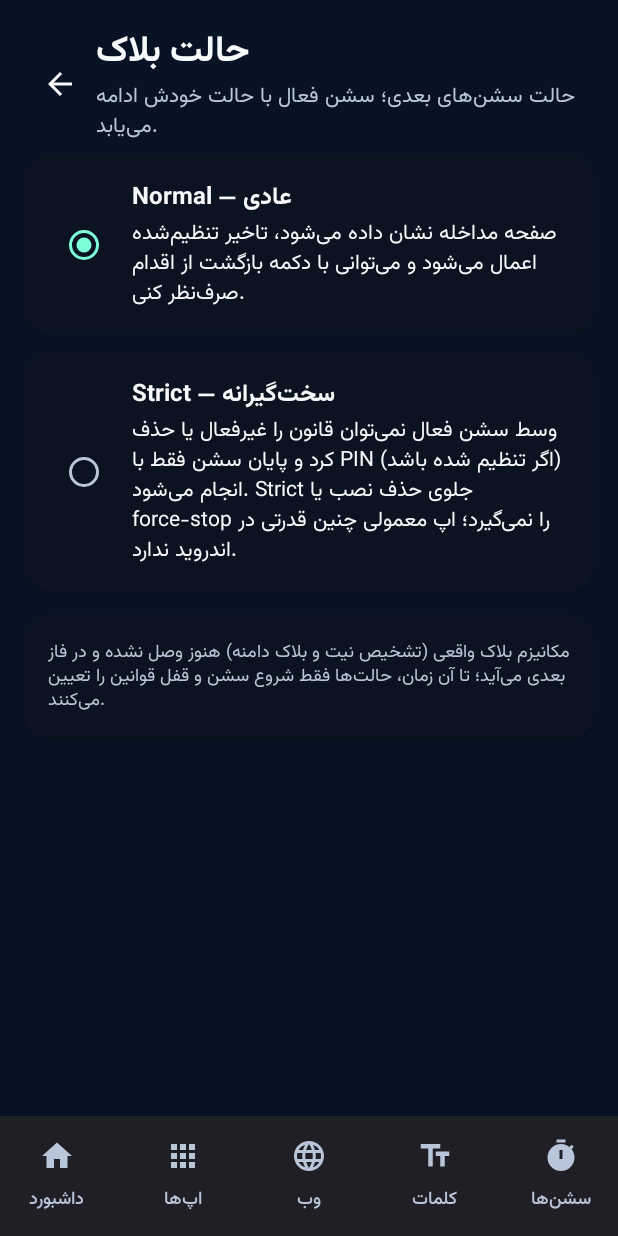
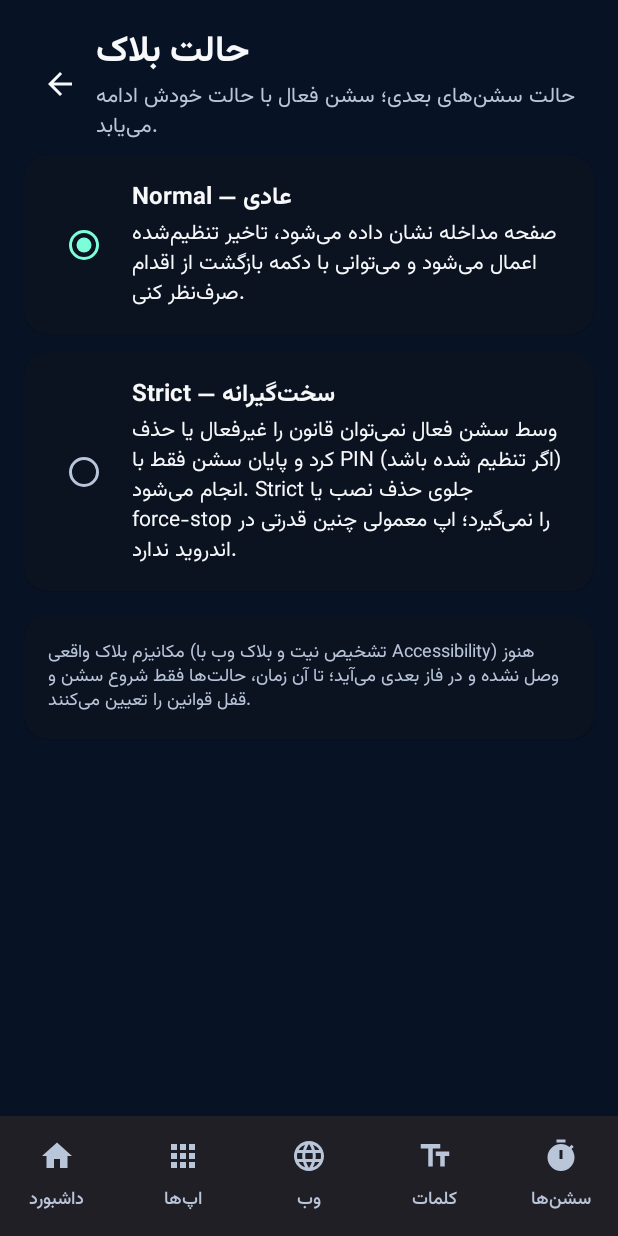
Before and after one commit to rayganiali-creator/blocker-sadd, an Android app built with Jetpack Compose: the ModesScreen screen opened through its navigation route, on a phone screen of 412 x 824 dp. Run offline under Robolectric (Android 15) with nearby library versions, the phone set to English and light mode, and no system bars; our stand-ins replace Dagger/Hilt's generated code.

Commit message:
No-VPN blocking engine + dashboard rebuild + permission fixes (guided restricted settings, battery manifest permission)

```diff
--- a/app/src/main/java/com/sadd/blocker/ui/screens/ModesScreen.kt
+++ b/app/src/main/java/com/sadd/blocker/ui/screens/ModesScreen.kt
@@ -29,7 +29,7 @@ import com.sadd.blocker.ui.theme.SaddSpacing
  * Normal: صفحه مداخله با فرصت تجدیدنظر و خروج کنترل‌شده.
  * Strict: وسط سشن فعال نمی‌توان قانون را غیرفعال یا حذف کرد و پایان سشن
  * فقط با PIN (اگر تنظیم شده باشد) انجام می‌شود.
- * صادقانه: بلاک واقعی (تشخیص نیت با Accessibility و بلاک دامنه با VPN)
+ * صادقانه: بلاک واقعی (تشخیص نیت و بلاک وب با Accessibility)
  * هنوز وصل نشده و در فاز بعدی می‌آید؛ حالت‌ها فعلاً نحوه شروع سشن
  * و قفل قوانین وسط سشن را تعیین می‌کنند.
  * محدودیت صادقانه: اپ معمولی نمی‌تواند جلوی حذف نصب یا force-stop را قطعی بگیرد.
@@ -86,8 +86,8 @@ fun ModesScreen(
         Spacer(Modifier.height(SaddSpacing.Large))
         SaddCard(modifier = Modifier.fillMaxWidth()) {
             Text(
-                "مکانیزم بلاک واقعی (تشخیص نیت و بلاک دامنه) هنوز وصل نشده و در فاز بعدی می‌آید؛ " +
-                    "تا آن زمان، حالت‌ها فقط شروع سشن و قفل قوانین را تعیین می‌کنند.",
+                "مکانیزم بلاک واقعی (تشخیص نیت و بلاک وب با Accessibility) هنوز وصل نشده " +
+                    "و در فاز بعدی می‌آید؛ تا آن زمان، حالت‌ها فقط شروع سشن و قفل قوانین را تعیین می‌کنند.",
                 style = MaterialTheme.typography.bodySmall,
                 color = MaterialTheme.colorScheme.onSurfaceVariant,
                 modifier = Modifier.padding(SaddSpacing.Large),
```
